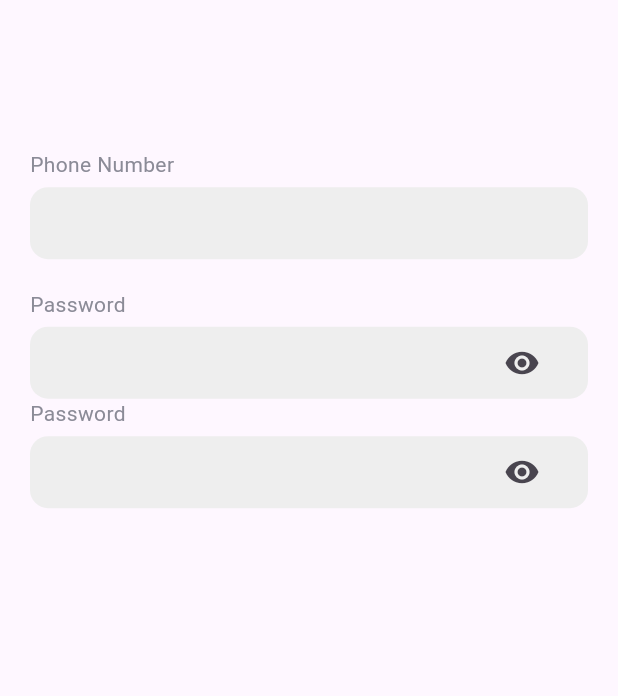
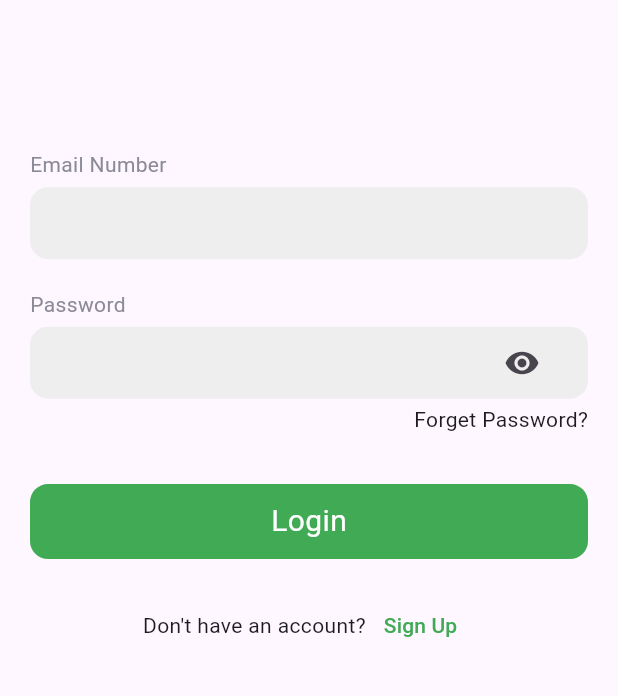
Before and after one commit to Ahmed-3lam/iti_g24_1, a Flutter app: the LoginScreen screen opened directly, on a phone screen of 412 x 824 dp, the part 281-977 px from its top. Run offline on Flutter 3.47's test engine with Material 3 defaults, Android fonts, the phone set to English and light mode, and no system bars; our stand-ins replace bloc, dio, flutter_bloc, get, hive; accounts and stored records are empty.

Commit message:
Ecommerce: login (2)

```diff
--- /dev/null
+++ b/lib/dummy_projects/ecommerce/extensions/email_valid.dart
@@ -0,0 +1,5 @@
+extension EmailValid on String {
+  get emailValid => RegExp(
+          r"^[a-zA-Z0-9.a-zA-Z0-9.!#$%&'*+-/=?^_`{|}~]+@[a-zA-Z0-9]+\.[a-zA-Z]+")
+      .hasMatch(this);
+}
--- /dev/null
+++ b/lib/dummy_projects/ecommerce/helpers/api_const.dart
@@ -0,0 +1,4 @@
+class ApiConst {
+  static const String BASE_URL = "https://student.valuxapps.com/api/";
+  static const String LOGIN = "login";
+}
--- /dev/null
+++ b/lib/dummy_projects/ecommerce/helpers/api_helper.dart
@@ -0,0 +1,43 @@
+import 'package:dio/dio.dart';
+import 'package:iti_g24_1/dummy_projects/ecommerce/helpers/api_const.dart';
+
+class ApiHelper {
+  ApiHelper._();
+  static ApiHelper instance = ApiHelper._();
+
+  static final Dio _dio = Dio(
+    BaseOptions(
+      baseUrl: ApiConst.BASE_URL,
+      headers: {
+        "Content-Type": "application/json",
+        "lang": "en",
+      },
+    ),
+  );
+
+  Future<Response> post({
+    required String url,
+    Map<String, dynamic>? body,
+    Map<String, dynamic>? queryParams,
+  }) async {
+    try {
+      final response = await _dio.post(
+        url,
+        data: body,
+        queryParameters: queryParams,
+      );
+      return response;
+    } on DioError catch (e) {
+      throw e;
+    }
+  }
+
+  Future<Response> get(String url) async {
+    try {
+      final response = await _dio.get(url);
+      return response;
+    } on DioError catch (e) {
+      throw e;
+    }
+  }
+}
--- a/lib/dummy_projects/ecommerce/login/login_screen.dart
+++ /dev/null
@@ -1,84 +0,0 @@
-import 'package:flutter/material.dart';
-
-class LoginScreen extends StatefulWidget {
-  const LoginScreen({super.key});
-
-  @override
-  State<LoginScreen> createState() => _LoginScreenState();
-}
-
-class _LoginScreenState extends State<LoginScreen> {
-  bool obscure = true;
-  @override
-  Widget build(BuildContext context) {
-    return Scaffold(
-      body: Padding(
-        padding: const EdgeInsets.symmetric(
-          horizontal: 20.0,
-          vertical: 100,
-        ),
-        child: SingleChildScrollView(
-          child: Column(
-            crossAxisAlignment: CrossAxisAlignment.start,
-            children: [
-              Image.asset("assets/images/logo2.png"),
-              SizedBox(
-                height: 100,
-              ),
-              _buildTextField(text: "Phone Number"),
-              SizedBox(
-                height: 20,
-              ),
-              _buildTextField(
-                text: "Password",
-                isPassword: true,
-              ),
-              _buildTextField(
-                text: "Password",
-                isPassword: true,
-              ),
-            ],
-          ),
-        ),
-      ),
-    );
-  }
-
-  Widget _buildTextField({
-    required String text,
-    bool isPassword = false,
-  }) {
-    print("=============" + obscure.toString());
-    return Column(
-      crossAxisAlignment: CrossAxisAlignment.start,
-      children: [
-        Text(
-          text,
-          style: TextStyle(fontSize: 14, color: Color(0xFF8B8B97)),
-        ),
-        SizedBox(
-          height: 5,
-        ),
-        Container(
-          padding: EdgeInsets.symmetric(horizontal: 20),
-          decoration: BoxDecoration(
-              borderRadius: BorderRadius.circular(12), color: Colors.grey[200]),
-          child: TextFormField(
-            obscureText: obscure,
-            decoration: InputDecoration(
-              suffixIcon: isPassword
-                  ? InkWell(
-                      onTap: () {
-                        obscure = !obscure;
-                        setState(() {});
-                      },
-                      child: Icon(Icons.remove_red_eye))
-                  : null,
-              border: InputBorder.none,
-            ),
-          ),
-        ),
-      ],
-    );
-  }
-}
--- a/lib/dummy_projects/ecommerce/auth_screen.dart
+++ b/lib/dummy_projects/ecommerce/presentation/auth_screen.dart
@@ -2,8 +2,9 @@ import 'dart:async';
 
 import 'package:flutter/material.dart';
 import 'package:get/get.dart';
-import 'package:iti_g24_1/dummy_projects/ecommerce/kColors.dart';
-import 'package:iti_g24_1/dummy_projects/ecommerce/login/login_screen.dart';
+import 'package:iti_g24_1/dummy_projects/ecommerce/helpers/kColors.dart';
+
+import 'login/login_screen.dart';
 
 class AuthScreen extends StatefulWidget {
   const AuthScreen({super.key});
--- /dev/null
+++ b/lib/dummy_projects/ecommerce/presentation/login/cubit/login_cubit.dart
@@ -0,0 +1,38 @@
+import 'package:bloc/bloc.dart';
+import 'package:iti_g24_1/dummy_projects/ecommerce/helpers/api_const.dart';
+import 'package:iti_g24_1/dummy_projects/ecommerce/helpers/api_helper.dart';
+import 'package:meta/meta.dart';
+
+import '../model/login_model.dart';
+
+part 'login_state.dart';
+
+class LoginCubit extends Cubit<LoginState> {
+  LoginCubit() : super(LoginInitial());
+
+  LoginModel loginModel = LoginModel();
+
+  void login({
+    required String email,
+    required String password,
+  }) async {
+    emit(LoginLoading());
+    try {
+      final response = await ApiHelper.instance.post(
+        url: ApiConst.LOGIN,
+        body: {
+          "email": email,
+          "password": password,
+        },
+      );
+      loginModel = LoginModel.fromJson(response.data);
+      if (loginModel.status == true) {
+        emit(LoginSuccess(loginModel.message!));
+      } else {
+        emit(LoginError(loginModel.message!));
+      }
+    } catch (e) {
+      emit(LoginError("An error occurred"));
+    }
+  }
+}
--- /dev/null
+++ b/lib/dummy_projects/ecommerce/presentation/login/cubit/login_state.dart
@@ -0,0 +1,18 @@
+part of 'login_cubit.dart';
+
+@immutable
+sealed class LoginState {}
+
+final class LoginInitial extends LoginState {}
+
+final class LoginLoading extends LoginState {}
+
+final class LoginSuccess extends LoginState {
+  final String msg;
+  LoginSuccess(this.msg);
+}
+
+final class LoginError extends LoginState {
+  final String msg;
+  LoginError(this.msg);
+}
--- /dev/null
+++ b/lib/dummy_projects/ecommerce/presentation/login/login_screen.dart
@@ -0,0 +1,150 @@
+import 'package:flutter/material.dart';
+import 'package:flutter_bloc/flutter_bloc.dart';
+import 'package:get/get.dart';
+import 'package:iti_g24_1/dummy_projects/ecommerce/presentation/login/widgets/custom_textfield.dart';
+import 'package:iti_g24_1/dummy_projects/ecommerce/presentation/main/main_screen.dart';
+
+import 'cubit/login_cubit.dart';
+
+class LoginScreen extends StatefulWidget {
+  const LoginScreen({super.key});
+
+  @override
+  State<LoginScreen> createState() => _LoginScreenState();
+}
+
+class _LoginScreenState extends State<LoginScreen> {
+  final _form = GlobalKey<FormState>();
+  final TextEditingController _emailController = TextEditingController();
+  final TextEditingController _passwordController = TextEditingController();
+  @override
+  Widget build(BuildContext context) {
+    return BlocListener<LoginCubit, LoginState>(
+      listener: (context, state) {
+        if (state is LoginSuccess) {
+          Get.offAll(MainScreen());
+        }
+        if (state is LoginError) {
+          Get.snackbar(
+            "Error",
+            state.msg,
+            colorText: Colors.white,
+            backgroundColor: Colors.red,
+          );
+        }
+      },
+      child: Scaffold(
+        body: GestureDetector(
+          onTap: FocusScope.of(context).unfocus,
+          child: Padding(
+            padding: const EdgeInsets.symmetric(
+              horizontal: 20.0,
+              vertical: 100,
+            ),
+            child: SingleChildScrollView(
+              child: Form(
+                key: _form,
+                child: Column(
+                  crossAxisAlignment: CrossAxisAlignment.start,
+                  children: [
+                    Image.asset("assets/images/logo2.png"),
+                    const SizedBox(
+                      height: 100,
+                    ),
+                    CustomTextfield(
+                      text: "Email Number",
+                      controller: _emailController,
+                      validator: (value) {
+                        if (!value!.isEmail) {
+                          return "Please enter a valid email";
+                        }
+                      },
+                    ),
+                    SizedBox(
+                      height: 20,
+                    ),
+                    CustomTextfield(
+                      text: "Password",
+                      validator: (value) {
+                        if (value!.isEmpty) {
+                          return "Please enter a valid password";
+                        }
+                      },
+                      isPassword: true,
+                      controller: _passwordController,
+                    ),
+                    SizedBox(
+                      height: 4,
+                    ),
+                    Row(
+                      mainAxisAlignment: MainAxisAlignment.end,
+                      children: [
+                        Text("Forget Password?"),
+                      ],
+                    ),
+                    SizedBox(
+                      height: MediaQuery.sizeOf(context).height * 0.04,
+                    ),
+                    InkWell(
+                      onTap: () {
+                        if (_form.currentState!.validate()) {
+                          context.read<LoginCubit>().login(
+                                email: _emailController.text,
+                                password: _passwordController.text,
+                              );
+                        }
+                      },
+                      child: Container(
+                        height: 50,
+                        width: MediaQuery.sizeOf(context).width,
+                        decoration: BoxDecoration(
+                          color: Color(0xFF40AA54),
+                          borderRadius: BorderRadius.circular(12),
+                        ),
+                        child: BlocBuilder<LoginCubit, LoginState>(
+                          builder: (context, state) {
+                            if (state is LoginLoading) {
+                              return Center(
+                                child: CircularProgressIndicator(),
+                              );
+                            }
+                            return Center(
+                                child: Text(
+                              "Login",
+                              style: TextStyle(
+                                color: Colors.white,
+                                fontSize: 20,
+                              ),
+                            ));
+                          },
+                        ),
+                      ),
+                    ),
+                    SizedBox(
+                      height: 20,
+                    ),
+                    Row(
+                      mainAxisAlignment: MainAxisAlignment.center,
+                      children: [
+                        Text("Don't have an account?"),
+                        TextButton(
+                          onPressed: () {},
+                          child: Text(
+                            "Sign Up",
+                            style: TextStyle(
+                              color: Color(0xFF40AA54),
+                            ),
+                          ),
+                        ),
+                      ],
+                    ),
+                  ],
+                ),
+              ),
+            ),
+          ),
+        ),
+      ),
+    );
+  }
+}
--- /dev/null
+++ b/lib/dummy_projects/ecommerce/presentation/login/widgets/custom_textfield.dart
@@ -0,0 +1,63 @@
+import 'package:flutter/cupertino.dart';
+import 'package:flutter/material.dart';
+
+class CustomTextfield extends StatefulWidget {
+  final String text;
+  final bool? isPassword;
+  final TextEditingController? controller;
+  final String? Function(String?)? validator;
+  const CustomTextfield({
+    super.key,
+    required this.text,
+    this.isPassword,
+    required this.controller,
+    this.validator,
+  });
+
+  @override
+  State<CustomTextfield> createState() => _CustomTextfieldState();
+}
+
+class _CustomTextfieldState extends State<CustomTextfield> {
+  bool obscure = true;
+  @override
+  Widget build(BuildContext context) {
+    return Column(
+      crossAxisAlignment: CrossAxisAlignment.start,
+      children: [
+        Text(
+          widget.text,
+          style: TextStyle(fontSize: 14, color: Color(0xFF8B8B97)),
+        ),
+        SizedBox(
+          height: 5,
+        ),
+        Container(
+          padding: EdgeInsets.symmetric(horizontal: 20),
+          decoration: BoxDecoration(
+              borderRadius: BorderRadius.circular(12), color: Colors.grey[200]),
+          child: TextFormField(
+            controller: widget.controller,
+            obscureText: widget.isPassword != null ? obscure : false,
+            validator: widget.validator,
+            decoration: InputDecoration(
+              suffixIcon: widget.isPassword != null
+                  ? InkWell(
+                      onTap: () {
+                        obscure = !obscure;
+                        setState(() {});
+                      },
+                      child: Icon(
+                        obscure
+                            ? Icons.remove_red_eye
+                            : CupertinoIcons.eye_slash,
+                      ))
+                  : null,
+              border: InputBorder.none,
+            ),
+          ),
+        ),
+      ],
+    );
+  }
+}
--- a/lib/dummy_projects/ecommerce/splash_screen.dart
+++ b/lib/dummy_projects/ecommerce/presentation/splash_screen.dart
@@ -1,7 +1,8 @@
 import 'dart:async';
 
 import 'package:flutter/material.dart';
-import 'package:iti_g24_1/dummy_projects/ecommerce/onboarding/onboarding_screen1.dart';
+
+import 'onboarding/onboarding_screen1.dart';
 
 bool isActive = true;
 
--- a/lib/myapp.dart
+++ b/lib/myapp.dart
@@ -2,8 +2,8 @@ import 'package:flutter/material.dart';
 import 'package:flutter_bloc/flutter_bloc.dart';
 import 'package:get/get.dart';
 
-import 'dummy_projects/dummy_login/cubit/dummy_login_cubit.dart';
-import 'dummy_projects/ecommerce/splash_screen.dart';
+import 'dummy_projects/ecommerce/presentation/login/cubit/login_cubit.dart';
+import 'dummy_projects/ecommerce/presentation/splash_screen.dart';
 
 class MyApp extends StatelessWidget {
   const MyApp({super.key});
@@ -15,7 +15,7 @@ class MyApp extends StatelessWidget {
     /// (3) Scaffold ( widget )
 
     return BlocProvider(
-      create: (context) => DummyLoginCubit(),
+      create: (context) => LoginCubit(),
       child: GetMaterialApp(
         debugShowCheckedModeBanner: false,
         home: SplashScreen(),
```
Also changed, not shown: lib/dummy_projects/ecommerce/presentation/login/model/login_model.dart (added, +68 -0 lines), lib/dummy_projects/ecommerce/presentation/main/main_screen.dart (added, +15 -0 lines), lib/dummy_projects/ecommerce/presentation/onboarding/onboarding_screen1.dart (renamed from lib/dummy_projects/ecommerce/onboarding/onboarding_screen2.dart, +11 -10 lines), lib/dummy_projects/ecommerce/presentation/onboarding/onboarding_screen2.dart (renamed from lib/dummy_projects/ecommerce/onboarding/onboarding_screen3.dart, +10 -9 lines), lib/dummy_projects/ecommerce/presentation/onboarding/onboarding_screen3.dart (renamed from lib/dummy_projects/ecommerce/onboarding/onboarding_screen1.dart, +10 -10 lines), lib/dummy_projects/ecommerce/helpers/kColors.dart (renamed from lib/dummy_projects/ecommerce/kColors.dart).
